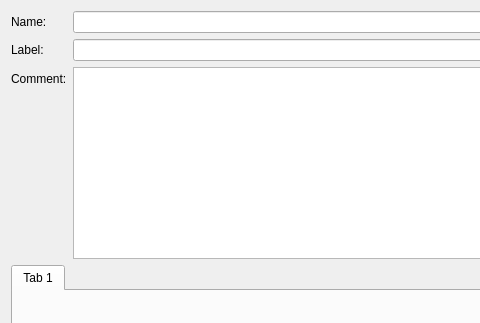
Qt form src/gui/InterfaceEditorWidget.ui (fwbuilder/fwbuilder) before a commit; both pictures show x 0 to 480 and y 0 to 323 of the 582 by 421 pixel window.
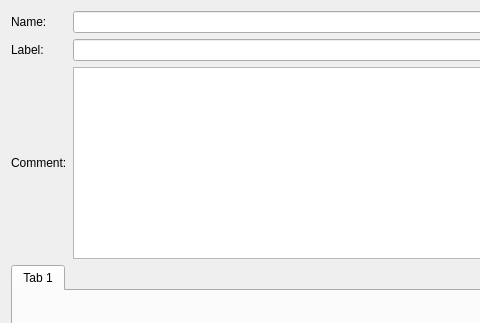
The same form after that commit.

```diff
--- a/src/gui/InterfaceEditorWidget.ui
+++ b/src/gui/InterfaceEditorWidget.ui
@@ -15,7 +15,7 @@
   </property>
   <layout class="QVBoxLayout" name="verticalLayout">
    <item>
-    <layout class="QFormLayout" name="formLayout_2">
+    <layout class="QGridLayout" name="gridLayout">
      <item row="0" column="0">
       <widget class="QLabel" name="label_1">
        <property name="text">
@@ -38,6 +38,12 @@
      </item>
      <item row="2" column="0">
       <widget class="QLabel" name="label_5">
+       <property name="sizePolicy">
+        <sizepolicy hsizetype="Maximum" vsizetype="Preferred">
+         <horstretch>0</horstretch>
+         <verstretch>0</verstretch>
+        </sizepolicy>
+       </property>
        <property name="text">
         <string>Comment:</string>
        </property>
```
